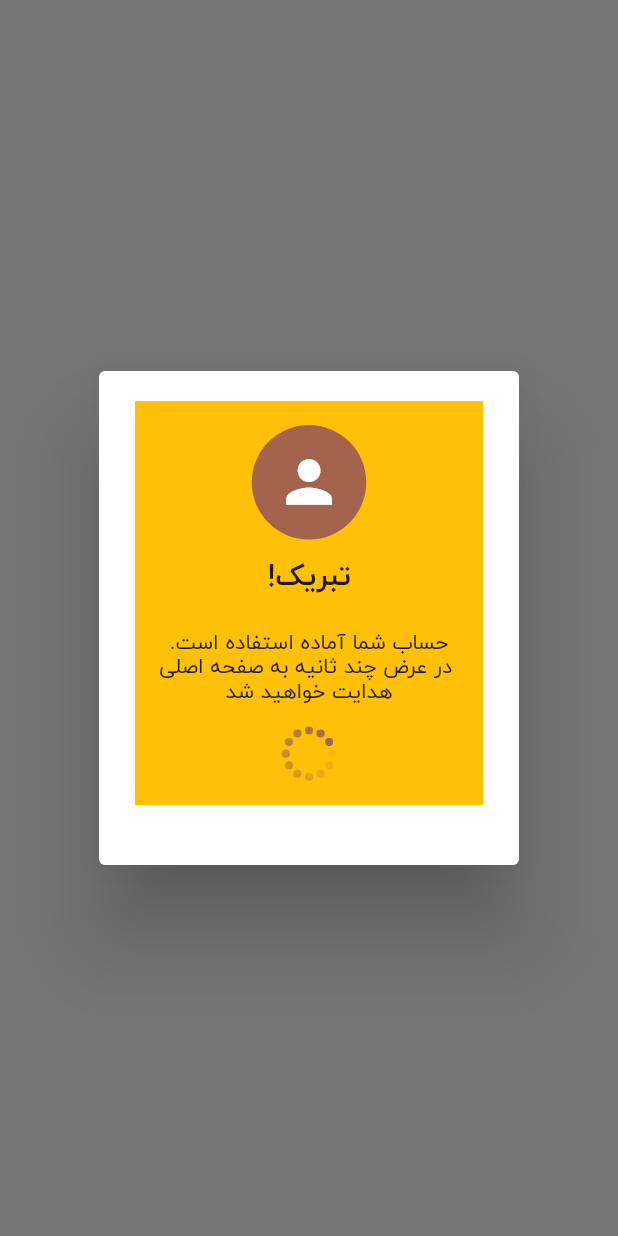
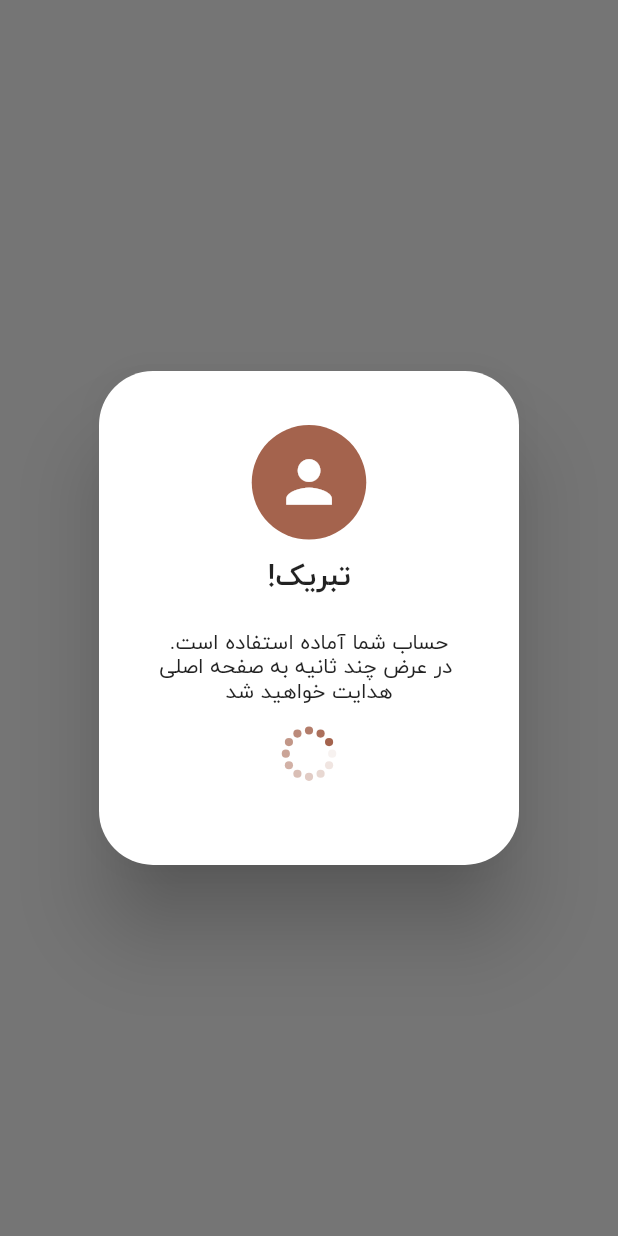
Before and after one commit to OmidHaqi/techno_saz, a Flutter app: what customDialoge() shows on an empty page, opened directly with empty values, on a phone screen of 412 x 824 dp. Run offline on Flutter 3.47's test engine with Material 2 defaults, Android fonts, the phone set to English and light mode, and no system bars; our stand-ins replace adaptive_theme, flutter_spinkit, flutter_svg, smooth_page_indicator; missing offline and left inert: dart:html.

Commit message:
Continue to build dialogue

```diff
--- a/lib/screens/common/widgets.dart
+++ b/lib/screens/common/widgets.dart
@@ -28,12 +28,10 @@ customDialoge(
         scrollable: true,
         actions: actions,
 
-        // shape: RoundedRectangleBorder(borderRadius: BorderRadius.circular(36)),
+        shape: RoundedRectangleBorder(borderRadius: BorderRadius.circular(36)),
         content: Container(
-          color: Colors.amber,
-
           alignment: Alignment.topCenter,
-          padding: EdgeInsets.symmetric(horizontal: 14, vertical:16),
+          padding: EdgeInsets.symmetric(horizontal: 14, vertical: 16),
           width: sizeW / 18,
           child: FittedBox(
             child: Column(
```
